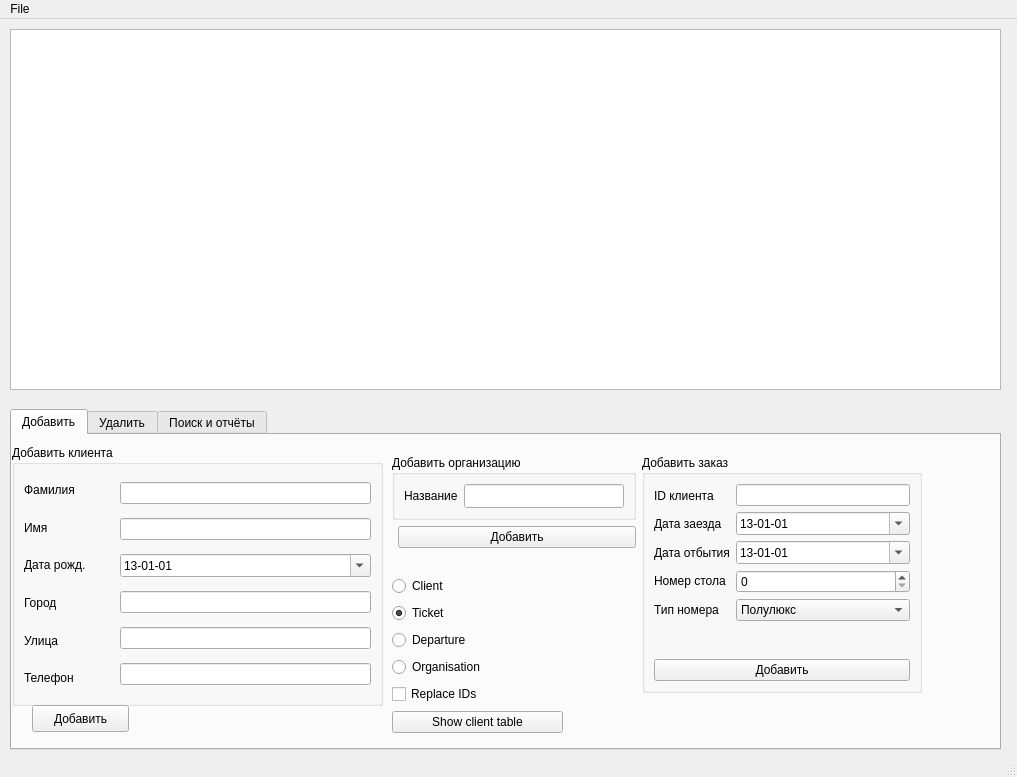
This is kisqpy/client/main.ui in pkulev/scoodent as Qt 5 draws it before an edit. The edited form follows.
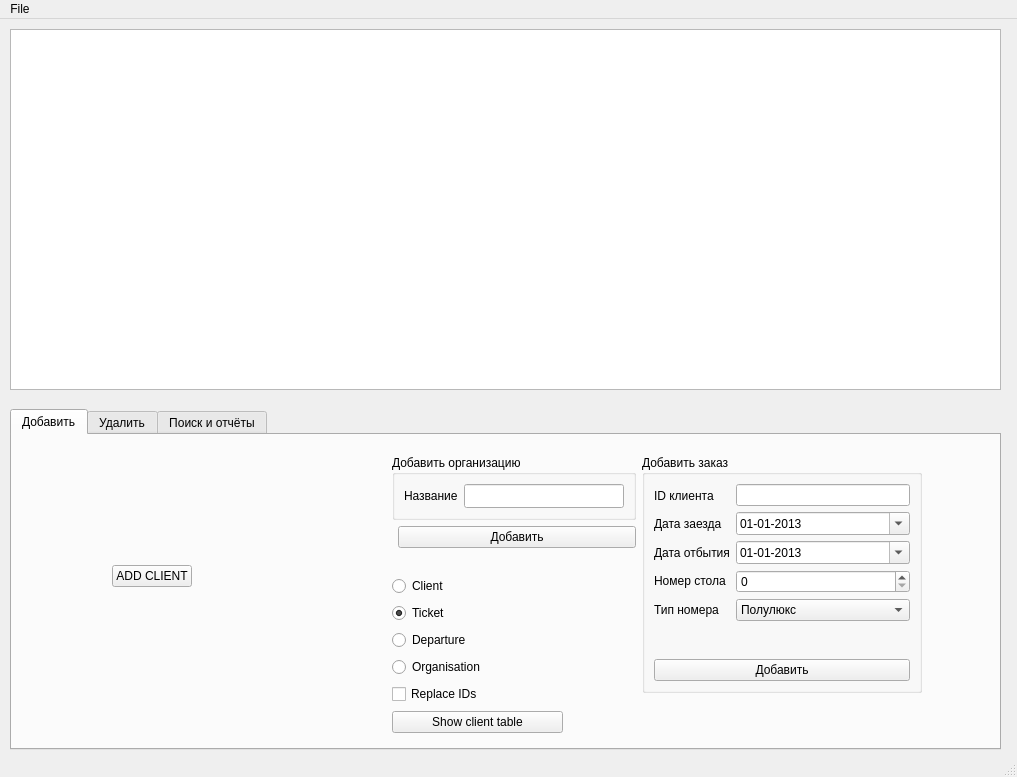
This is the edited form.

Commit message: Add 'client add' and 'ticket info' dialogs

Diff of the .ui file:
```diff
--- a/kisqpy/client/main.ui
+++ b/kisqpy/client/main.ui
@@ -141,7 +141,7 @@
            <item>
             <widget class="QDateEdit" name="de_ticket_incoming_date">
              <property name="displayFormat">
-              <string>yy-MM-dd</string>
+              <string>dd-MM-yyyy</string>
              </property>
              <property name="calendarPopup">
               <bool>true</bool>
@@ -158,7 +158,7 @@
            <item>
             <widget class="QDateEdit" name="de_ticket_departure_date">
              <property name="displayFormat">
-              <string>yy-MM-dd</string>
+              <string>dd-MM-yyyy</string>
              </property>
              <property name="calendarPopup">
               <bool>true</bool>
@@ -207,187 +207,6 @@
        </item>
       </layout>
      </widget>
-     <widget class="QGroupBox" name="groupBox">
-      <property name="geometry">
-       <rect>
-        <x>0</x>
-        <y>10</y>
-        <width>371</width>
-        <height>261</height>
-       </rect>
-      </property>
-      <property name="title">
-       <string>Добавить клиента</string>
-      </property>
-      <layout class="QHBoxLayout" name="horizontalLayout">
-       <item>
-        <layout class="QVBoxLayout" name="verticalLayout">
-         <item>
-          <widget class="QLabel" name="label">
-           <property name="text">
-            <string>Фамилия</string>
-           </property>
-          </widget>
-         </item>
-         <item>
-          <widget class="QLabel" name="label_2">
-           <property name="text">
-            <string>Имя</string>
-           </property>
-          </widget>
-         </item>
-         <item>
-          <widget class="QLabel" name="label_3">
-           <property name="text">
-            <string>Дата рожд.</string>
-           </property>
-          </widget>
-         </item>
-         <item>
-          <widget class="QLabel" name="label_4">
-           <property name="text">
-            <string>Город</string>
-           </property>
-          </widget>
-         </item>
-         <item>
-          <widget class="QLabel" name="label_26">
-           <property name="text">
-            <string>Улица</string>
-           </property>
-          </widget>
-         </item>
-         <item>
-          <widget class="QLabel" name="label_5">
-           <property name="text">
-            <string>Телефон</string>
-           </property>
-          </widget>
-         </item>
-        </layout>
-       </item>
-       <item>
-        <layout class="QVBoxLayout" name="verticalLayout_2">
-         <item>
-          <widget class="QLineEdit" name="le_client_surname">
-           <property name="minimumSize">
-            <size>
-             <width>251</width>
-             <height>0</height>
-            </size>
-           </property>
-           <property name="maximumSize">
-            <size>
-             <width>251</width>
-             <height>16777215</height>
-            </size>
-           </property>
-          </widget>
-         </item>
-         <item>
-          <widget class="QLineEdit" name="le_client_name">
-           <property name="minimumSize">
-            <size>
-             <width>251</width>
-             <height>0</height>
-            </size>
-           </property>
-           <property name="maximumSize">
-            <size>
-             <width>251</width>
-             <height>16777215</height>
-            </size>
-           </property>
-          </widget>
-         </item>
-         <item>
-          <widget class="QDateEdit" name="de_client_birthdate">
-           <property name="displayFormat">
-            <string>yy-MM-dd</string>
-           </property>
-           <property name="calendarPopup">
-            <bool>true</bool>
-           </property>
-           <property name="date">
-            <date>
-             <year>2013</year>
-             <month>1</month>
-             <day>1</day>
-            </date>
-           </property>
-          </widget>
-         </item>
-         <item>
-          <widget class="QLineEdit" name="le_client_city">
-           <property name="minimumSize">
-            <size>
-             <width>251</width>
-             <height>0</height>
-            </size>
-           </property>
-           <property name="maximumSize">
-            <size>
-             <width>251</width>
-             <height>16777215</height>
-            </size>
-           </property>
-          </widget>
-         </item>
-         <item>
-          <widget class="QLineEdit" name="le_client_street">
-           <property name="minimumSize">
-            <size>
-             <width>251</width>
-             <height>0</height>
-            </size>
-           </property>
-           <property name="maximumSize">
-            <size>
-             <width>251</width>
-             <height>16777215</height>
-            </size>
-           </property>
-          </widget>
-         </item>
-         <item>
-          <widget class="QLineEdit" name="le_client_phone">
-           <property name="minimumSize">
-            <size>
-             <width>251</width>
-             <height>0</height>
-            </size>
-           </property>
-           <property name="maximumSize">
-            <size>
-             <width>251</width>
-             <height>16777215</height>
-            </size>
-           </property>
-          </widget>
-         </item>
-        </layout>
-       </item>
-      </layout>
-     </widget>
-     <widget class="QPushButton" name="pb_add_client">
-      <property name="geometry">
-       <rect>
-        <x>20</x>
-        <y>270</y>
-        <width>97</width>
-        <height>27</height>
-       </rect>
-      </property>
-      <property name="text">
-       <string>Добавить</string>
-      </property>
-      <property name="checkable">
-       <bool>false</bool>
-      </property>
-      <property name="checked">
-       <bool>false</bool>
-      </property>
-     </widget>
      <widget class="QWidget" name="layoutWidget">
       <property name="geometry">
        <rect>
@@ -496,6 +315,19 @@
        </item>
       </layout>
      </widget>
+     <widget class="QPushButton" name="pb_add_client">
+      <property name="geometry">
+       <rect>
+        <x>100</x>
+        <y>130</y>
+        <width>80</width>
+        <height>22</height>
+       </rect>
+      </property>
+      <property name="text">
+       <string>ADD CLIENT</string>
+      </property>
+     </widget>
     </widget>
     <widget class="QWidget" name="tab_2">
      <attribute name="title">
```
The commit also changes 4 other files.
